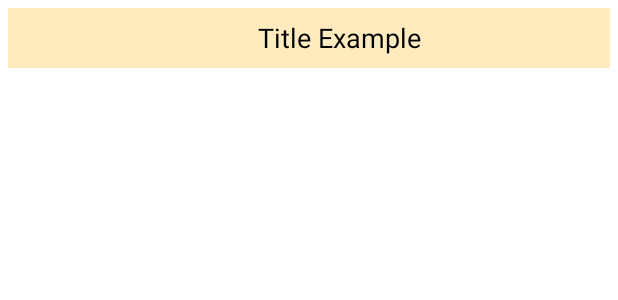
After one commit to DanielCamSan/Confesionario, an Android app: the layout ayuda_collapse.xml on its own in the app's theme, with its tools: preview values and no code run, on a phone screen of 412 x 824 dp. The commit adds this screen. Shown: the top 300 px of the screen. Run offline under Robolectric (Android 15) with nearby library versions, the phone set to English and light mode, and no system bars.

Commit message:
ExpandableTextView AYUDA

```diff
--- /dev/null
+++ b/app/src/main/res/layout/ayuda_collapse.xml
@@ -0,0 +1,23 @@
+<?xml version="1.0" encoding="utf-8"?>
+<LinearLayout
+    xmlns:android="http://schemas.android.com/apk/res/android"
+    xmlns:app="http://schemas.android.com/apk/res-auto"
+    xmlns:tools="http://schemas.android.com/tools"
+    android:layout_width="match_parent"
+    android:layout_height="match_parent"
+    android:orientation="vertical"
+    android:padding="5dp">
+    <TextView
+        android:id="@+id/ayudaTitleView"
+        android:layout_width="match_parent"
+        android:layout_height="wrap_content"
+        android:minHeight="40dp"
+        android:paddingStart="?android:expandableListPreferredChildPaddingLeft"
+        android:paddingLeft="?android:expandableListPreferredChildPaddingLeft"
+        android:text="Title Example"
+        android:textColor="@color/black"
+        android:background="@color/ayuda_yellow"
+        android:textSize="18dp"
+        android:textAlignment="center"
+        android:gravity="center"/>
+</LinearLayout>
--- a/app/src/main/res/values/colors.xml
+++ b/app/src/main/res/values/colors.xml
@@ -11,4 +11,5 @@
     <color name="commentBackground">#E9E9E9</color>
     <color name="mainBlue">#2E5EA7</color>
     <color name="placeholder">#707070</color>
+    <color name="ayuda_yellow">#FFEBBD</color>
 </resources>
```
Also changed, not shown: app/src/main/java/edu/bo/confesionario/Ayuda.kt (added, +16 -0 lines), app/src/main/java/edu/bo/confesionario/ExpandableTextViewAdapter.java (added, +107 -0 lines), app/src/main/res/layout/activity_ayuda.xml (added, +33 -0 lines), app/src/main/res/layout/ayuda_expand.xml (added, +14 -0 lines).
